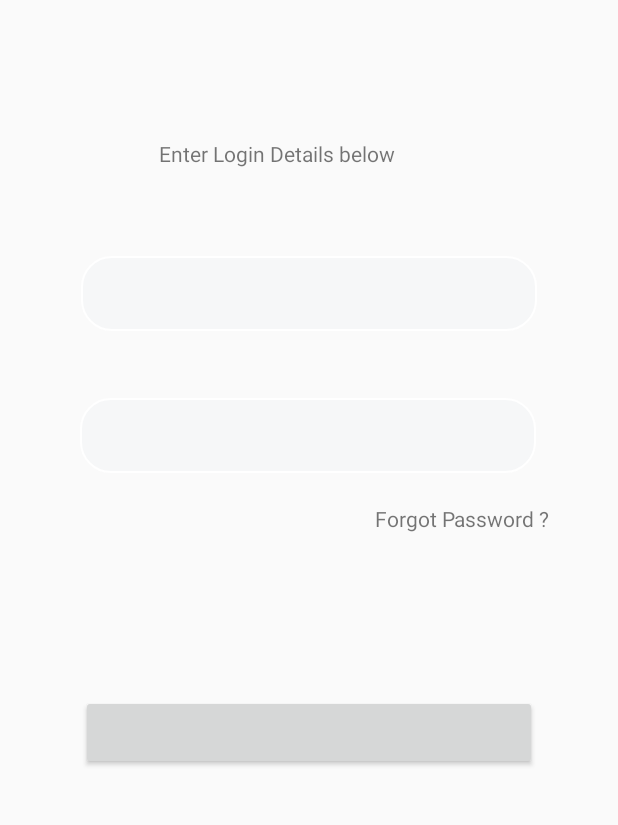
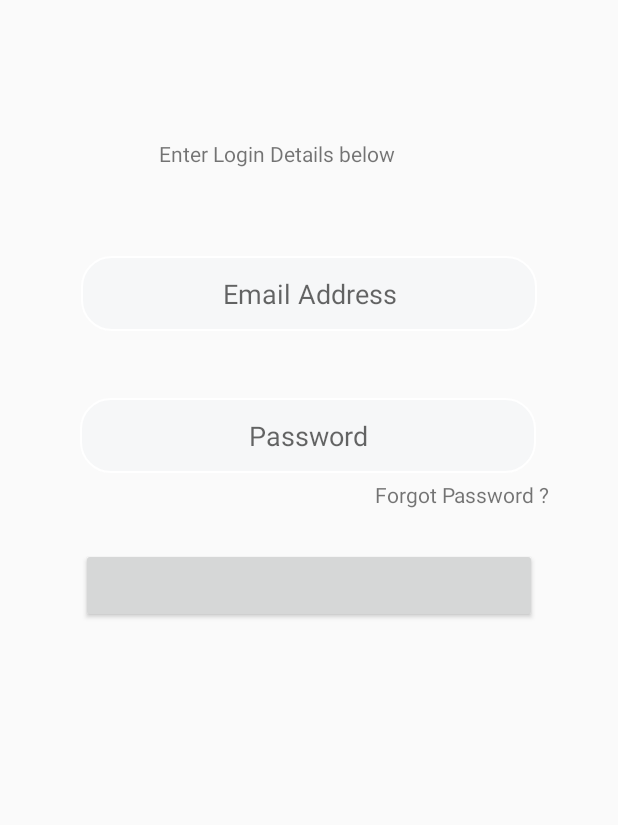
Before and after one commit to omoshthegeek254/FactsAfrica, an Android app: the LoginActivity screen opened directly, with no data from a screen before it, on a phone screen of 412 x 824 dp, the part 244-1069 px from its top. Run offline under Robolectric (Android 15) with nearby library versions, the phone set to English and light mode, and no system bars; our stand-ins replace ButterKnife, Firebase (no records; nobody signed in at launch, a user with empty details on screens opened directly).

Commit message:
align hint center

```diff
--- a/buyer/src/main/res/layout/activity_login.xml
+++ b/buyer/src/main/res/layout/activity_login.xml
@@ -33,6 +33,8 @@
     <EditText
         android:id="@+id/mail"
         android:background="@drawable/login_edits"
+        android:hint="Email Address"
+        android:textAlignment="center"
         android:layout_width="304dp"
         android:layout_height="50dp"
         app:layout_constraintBottom_toBottomOf="parent"
@@ -45,6 +47,8 @@
     <EditText
         android:id="@+id/password"
         android:background="@drawable/login_edits"
+        android:hint="Password"
+        android:textAlignment="center"
         android:layout_width="304dp"
         android:layout_height="50dp"
         app:layout_constraintBottom_toBottomOf="parent"
@@ -61,7 +65,8 @@
         app:layout_constraintBottom_toBottomOf="parent"
         app:layout_constraintEnd_toEndOf="parent"
         app:layout_constraintStart_toStartOf="parent"
-        app:layout_constraintTop_toBottomOf="@+id/password" />
+        app:layout_constraintTop_toBottomOf="@+id/password"
+        app:layout_constraintVertical_bias="0.17000002" />
 
     <TextView
         android:id="@+id/textView2"
```
